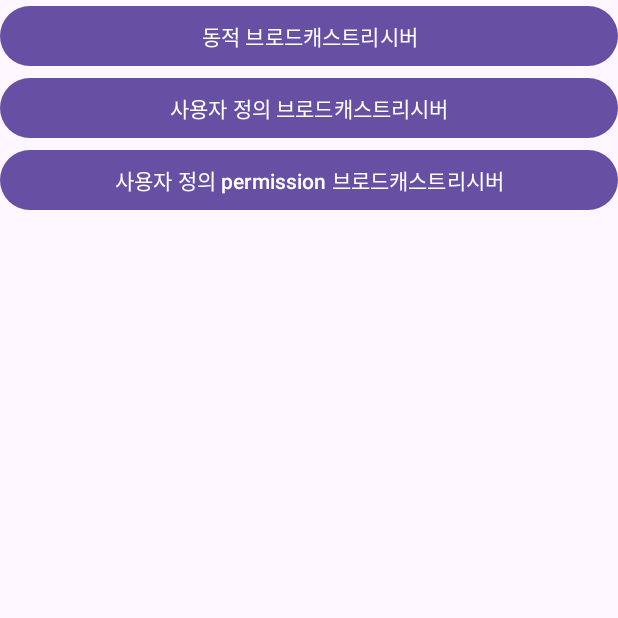
After one commit to sujungeee/android-practice, an Android app: the BroadcastReceiverActivity screen opened directly, with no data from a screen before it, on a phone screen of 412 x 824 dp, the top half of it. The commit adds this screen. Run offline under Robolectric (Android 15) with nearby library versions, the phone set to English and light mode, and no system bars.

Commit message:
브로드캐스트리시버 컴포넌트

```diff
--- /dev/null
+++ b/practice/app/src/main/java/com/android/practice/broadcastReceiver/BroadcastReceiverActivity.kt
@@ -0,0 +1,49 @@
+package com.android.practice.broadcastReceiver
+
+import android.content.Intent
+import android.os.Bundle
+import android.util.Log
+import androidx.activity.enableEdgeToEdge
+import androidx.appcompat.app.AppCompatActivity
+import androidx.core.view.ViewCompat
+import androidx.core.view.WindowInsetsCompat
+import com.android.practice.R
+import com.android.practice.databinding.ActivityBroadcastReceiverBinding
+import com.ssafy.receiver.DynamicBroadcastActivity
+
+private const val TAG = "BroadcastReceiverActivi_practice"
+class BroadcastReceiverActivity : AppCompatActivity() {
+    private lateinit var binding: ActivityBroadcastReceiverBinding
+
+    override fun onCreate(savedInstanceState: Bundle?) {
+        super.onCreate(savedInstanceState)
+        binding= ActivityBroadcastReceiverBinding.inflate(layoutInflater)
+        setContentView(binding.root)
+
+        // 1. 동적 브로드캐스트 리시버
+        binding.dynamicBcBtn.setOnClickListener {
+            val intent= Intent(this, DynamicBroadcastActivity::class.java)
+            startActivity(intent)
+        }
+
+        // 2. 사용자 정의 브로드캐스트 리시버
+        binding.userBcBtn.setOnClickListener {
+            val intent = Intent(this, NewsReceiver::class.java) // 사용자 정의 리시버 지정
+            intent.action = "example.MY"
+            intent.putExtra("content", "오늘도 티끌을 모아봅니다.")
+
+            sendBroadcast(intent)
+            Log.d(TAG, "onCreate: 발송 완료")
+        }
+
+        // 3. 사용자 정의 permission 브로드캐스트 리시버
+        binding.userPermissionBcBtn.setOnClickListener {
+            val intent = Intent(this, UserPermissionReceiver::class.java)
+            intent.action = "com.android.practice.news.funny"
+            intent.putExtra("content", "오늘도 티끌을 모아봅니다.")
+
+            sendBroadcast(intent)
+            Log.d(TAG, "onCreate: 발송 완료")
+        }
+    }
+}
--- /dev/null
+++ b/practice/app/src/main/res/layout/activity_broadcast_receiver.xml
@@ -0,0 +1,29 @@
+<?xml version="1.0" encoding="utf-8"?>
+<LinearLayout xmlns:android="http://schemas.android.com/apk/res/android"
+    xmlns:app="http://schemas.android.com/apk/res-auto"
+    xmlns:tools="http://schemas.android.com/tools"
+    android:id="@+id/main"
+    android:layout_width="match_parent"
+    android:layout_height="match_parent"
+    tools:context=".broadcastReceiver.BroadcastReceiverActivity"
+    android:orientation="vertical" >
+
+    <Button
+        android:id="@+id/dynamic_bc_btn"
+        android:layout_width="match_parent"
+        android:layout_height="wrap_content"
+        android:text="동적 브로드캐스트리시버"/>
+
+    <Button
+        android:id="@+id/user_bc_btn"
+        android:layout_width="match_parent"
+        android:layout_height="wrap_content"
+        android:text="사용자 정의 브로드캐스트리시버"/>
+
+    <Button
+        android:id="@+id/user_permission_bc_btn"
+        android:layout_width="match_parent"
+        android:layout_height="wrap_content"
+        android:text="사용자 정의 permission 브로드캐스트리시버"/>
+
+</LinearLayout>
```
Also changed, not shown: practice/app/src/main/AndroidManifest.xml (+32 -3 lines), practice/app/src/main/java/com/android/practice/StartActivity.kt (+10 -0 lines), practice/app/src/main/java/com/android/practice/broadcastReceiver/BatteryReceiver.kt (added, +13 -0 lines), practice/app/src/main/java/com/android/practice/broadcastReceiver/DynamicBroadcastActivity.kt (added, +67 -0 lines), practice/app/src/main/java/com/android/practice/broadcastReceiver/LocaleChangeReceiver.kt (added, +14 -0 lines), practice/app/src/main/java/com/android/practice/broadcastReceiver/NewsReceiver.kt (added, +14 -0 lines), practice/app/src/main/java/com/android/practice/broadcastReceiver/UserPermissionReceiver.kt (added, +15 -0 lines), practice/app/src/main/res/layout/activity_dynamic_broadcast.xml (added, +20 -0 lines), practice/app/src/main/res/layout/activity_start.xml (+9 -0 lines), practice/app/src/main/java/com/android/practice/adapter/CustomListAdapter.kt (line endings or trailing spaces).
